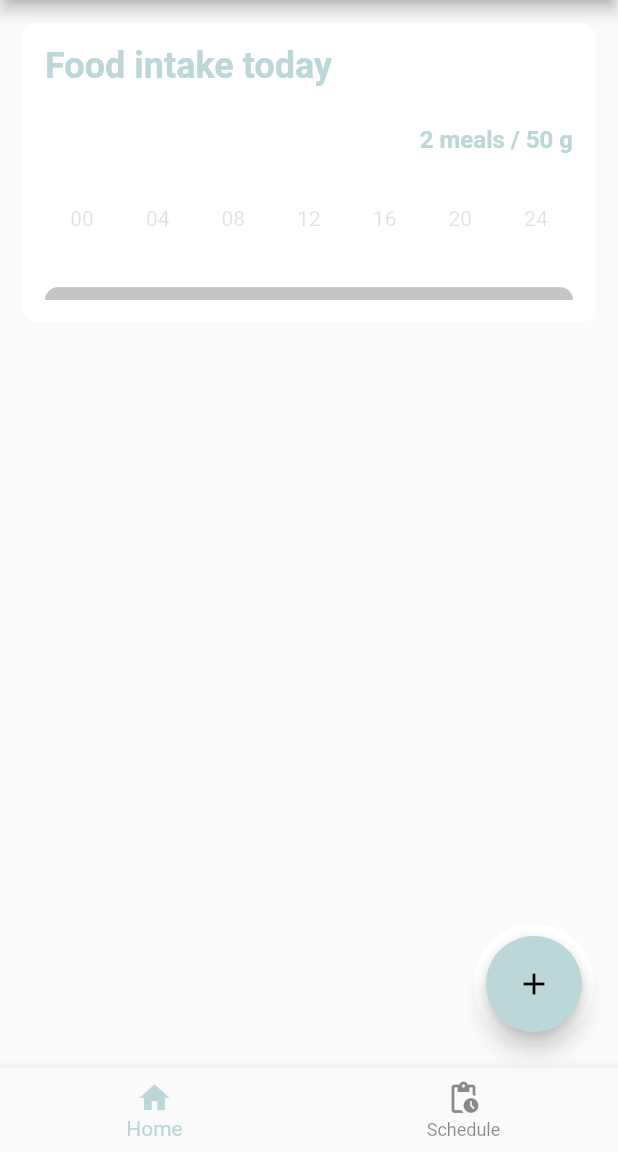
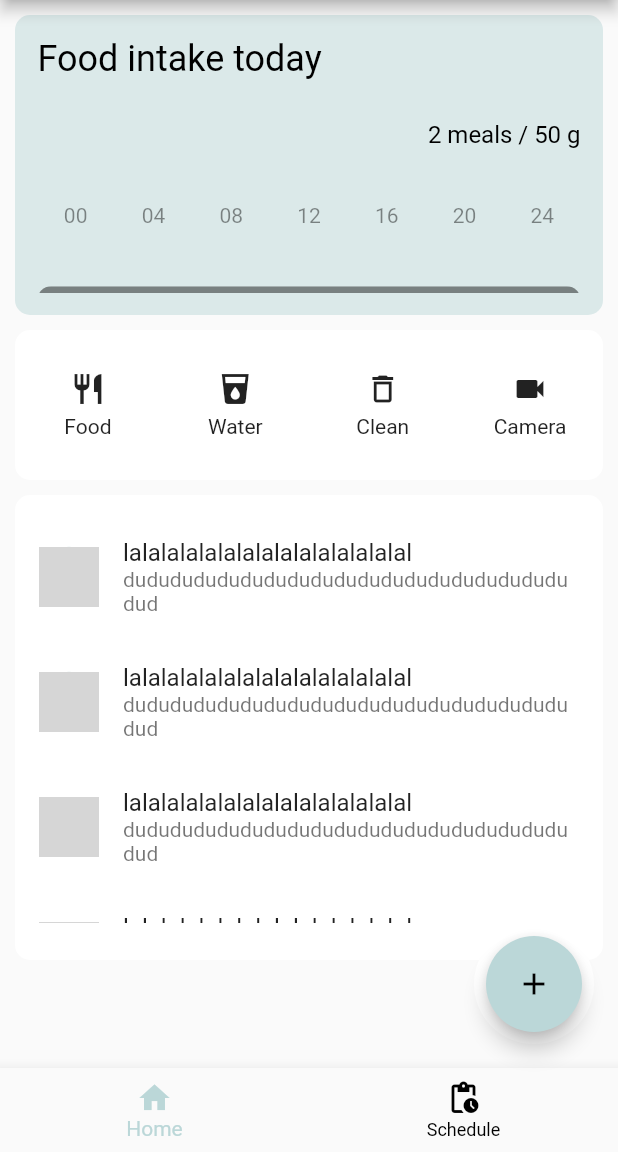
Before and after one commit to Zexuan2815250/Pet-Automatic-Feeder-APP, a Flutter app: the screen it shows after launch, on a phone screen of 412 x 824 dp, the part 84-1236 px from its top. Run offline on Flutter 3.47's test engine with Material 2 defaults, Android fonts, the phone set to English and light mode, and no system bars; grey boxes are pictures that could not be loaded.

Commit message:
change homepage

```diff
--- a/lib/pages/Tabs.dart
+++ b/lib/pages/Tabs.dart
@@ -85,7 +85,7 @@ class _TabsState extends State<Tabs> {
           });
         },
         selectedItemColor: Color.fromRGBO(187,215,216,1),
-        unselectedItemColor: Colors.black45,
+        unselectedItemColor: Colors.black,
         items: const [
           BottomNavigationBarItem(
             icon: Icon(Icons.home),
--- a/lib/pages/tabs/Home.dart
+++ b/lib/pages/tabs/Home.dart
@@ -13,9 +13,24 @@ class _HomePageState extends State<HomePage> {
     //   body:
     //   Record(),
     // );
+    return Column(
+      children: [
+        FoodIntakeCard(),
+        MenuCard(),
+        RecommendedReading(),
+      ],
+    );
+  }
+}
+
+class FoodIntakeCard extends StatelessWidget{
+  const FoodIntakeCard ({super.key});
+
+  @override
+  Widget build(BuildContext context) {
     return Container(
       alignment: Alignment.topLeft,
-      margin: EdgeInsets.all(15),
+      margin: EdgeInsets.all(10),
       padding: EdgeInsets.all(15),
       // color: Colors.white,
       height: 200,
@@ -24,7 +39,8 @@ class _HomePageState extends State<HomePage> {
         borderRadius: BorderRadius.all(Radius.circular(10)),
         boxShadow: [
           BoxShadow(
-            color: Colors.white,
+            // color: Colors.white,
+            color: Color.fromRGBO(187,215,216,0.5),
             // offset: Offset(5, 5),
           ),
         ],
@@ -40,9 +56,10 @@ class _HomePageState extends State<HomePage> {
           Text(
             "Food intake today",
             style: TextStyle(
-              color: Color.fromRGBO(187,215,216,1),
+              // color: Color.fromRGBO(187,215,216,1),
+              color: Colors.black,
               fontSize: 24,
-              fontWeight: FontWeight.bold,
+              // fontWeight: FontWeight.bold,
             ),
           ),
 
@@ -50,9 +67,10 @@ class _HomePageState extends State<HomePage> {
             "2 meals / 50 g",
             textAlign: TextAlign.right,
             style: TextStyle(
-              color: Color.fromRGBO(187,215,216,1),
+              // color: Color.fromRGBO(187,215,216,1),
+              color: Colors.black,
               fontSize: 16,
-              fontWeight: FontWeight.bold,
+              // fontWeight: FontWeight.bold,
             ),
           ),
 
@@ -64,13 +82,13 @@ class _HomePageState extends State<HomePage> {
               childAspectRatio: 1 / 0.5,
             ),
             children: [
-              Text("00", textAlign: TextAlign.center, style: TextStyle(color: Colors.black12,),),
-              Text("04", textAlign: TextAlign.center, style: TextStyle(color: Colors.black12,),),
-              Text("08", textAlign: TextAlign.center, style: TextStyle(color: Colors.black12,),),
-              Text("12", textAlign: TextAlign.center, style: TextStyle(color: Colors.black12,),),
-              Text("16", textAlign: TextAlign.center, style: TextStyle(color: Colors.black12,),),
-              Text("20", textAlign: TextAlign.center, style: TextStyle(color: Colors.black12,),),
-              Text("24", textAlign: TextAlign.center, style: TextStyle(color: Colors.black12,),),
+              Text("00", textAlign: TextAlign.center, style: TextStyle(color: Colors.black45,),),
+              Text("04", textAlign: TextAlign.center, style: TextStyle(color: Colors.black45,),),
+              Text("08", textAlign: TextAlign.center, style: TextStyle(color: Colors.black45,),),
+              Text("12", textAlign: TextAlign.center, style: TextStyle(color: Colors.black45,),),
+              Text("16", textAlign: TextAlign.center, style: TextStyle(color: Colors.black45,),),
+              Text("20", textAlign: TextAlign.center, style: TextStyle(color: Colors.black45,),),
+              Text("24", textAlign: TextAlign.center, style: TextStyle(color: Colors.black45,),),
             ],
           ),
 
@@ -91,49 +109,133 @@ class _HomePageState extends State<HomePage> {
                   borderRadius: BorderRadius.all(Radius.circular(10.0)),
                   child: LinearProgressIndicator(
                     value: 1.0,
-                    backgroundColor: Colors.black12,
-                    valueColor: AlwaysStoppedAnimation<Color>(Colors.black12),
+                    backgroundColor: Colors.black26,
+                    valueColor: AlwaysStoppedAnimation<Color>(Colors.black26),
                   ),
                 ),
               ),
             ],
           ),
-
-          // const SizedBox(
-          //   height: 0.01,
-          //   width: 1.0,
-          //   // 圆角矩形剪裁（`ClipRRect`）组件，使用圆角矩形剪辑其子项的组件。
-          //   child: ClipRRect(
-          //     // 边界半径（`borderRadius`）属性，圆角的边界半径。
-          //     borderRadius: BorderRadius.all(Radius.circular(10.0)),
-          //     child: LinearProgressIndicator(
-          //       value: 1.0,
-          //       backgroundColor: Colors.black12,
-          //       valueColor: AlwaysStoppedAnimation<Color>(Colors.black12),
-          //     ),
-          //   ),
-          // ),
-
-          // Expanded(
-          //   child: Container(
-          //     child: Text(
-          //       "0    4    8    12    16    20    24",
-          //       style: TextStyle(
-          //         color: Colors.black12,
-          //       ),
-          //     ),
-          //   )
-          // )
-
-          // Text(
-          //   "0    4    8    12    16    20    24",
-          //   textAlign: TextAlign.justify,
-          //   style: TextStyle(
-          //     color: Colors.black12,
-          //   ),
-          // ),
         ]
       ),
     );
   }
 }
+
+class MenuCard extends StatelessWidget{
+  const MenuCard ({super.key});
+
+  @override
+  Widget build(BuildContext context) {
+    return Container(
+      alignment: Alignment.topLeft,
+      margin: EdgeInsets.fromLTRB(10, 0, 10, 10),
+      padding: EdgeInsets.fromLTRB(0, 25, 0, 25),
+      // color: Colors.white,
+      height: 100,
+      width: MediaQuery.of(context).size.width,
+      decoration: const BoxDecoration(
+        borderRadius: BorderRadius.all(Radius.circular(10)),
+        boxShadow: [
+          BoxShadow(
+            color: Colors.white,
+            // offset: Offset(5, 5),
+          ),
+        ],
+      ),
+      child: GridView(
+        gridDelegate: const SliverGridDelegateWithFixedCrossAxisCount(
+          crossAxisCount: 4,
+          mainAxisSpacing: 2,
+          crossAxisSpacing: 1,
+          childAspectRatio: 1 / 0.3,
+        ),
+        children: [
+          Icon(Icons.restaurant),
+          Icon(Icons.local_drink),
+          Icon(Icons.delete_outline),
+          Icon(Icons.videocam),
+          Text("Food", textAlign: TextAlign.center,),
+          Text("Water", textAlign: TextAlign.center,),
+          Text("Clean", textAlign: TextAlign.center,),
+          Text("Camera", textAlign: TextAlign.center,),
+        ],
+      ),
+    );
+  }
+}
+
+class RecommendedReading extends StatelessWidget{
+  const RecommendedReading ({super.key});
+
+  @override
+  Widget build(BuildContext context) {
+    return Container(
+      alignment: Alignment.topLeft,
+      margin: EdgeInsets.fromLTRB(10, 0, 10, 10),
+      padding: EdgeInsets.fromLTRB(0, 25, 0, 25),
+      // color: Colors.white,
+      height: 310,
+      width: MediaQuery.of(context).size.width,
+      decoration: const BoxDecoration(
+        borderRadius: BorderRadius.all(Radius.circular(10)),
+        boxShadow: [
+          BoxShadow(
+            color: Colors.white,
+            // offset: Offset(5, 5),
+            ),
+          ],
+        ),
+        child: GridView(
+          gridDelegate: const SliverGridDelegateWithFixedCrossAxisCount(
+          crossAxisCount: 1,
+          mainAxisSpacing: 5,
+          crossAxisSpacing: 1,
+          childAspectRatio: 1 / 0.2,
+        ),
+        children: [
+          ListTile(
+            // leading: Images.assets('images/account.png'),
+            leading: CircleAvatar(
+              backgroundImage: AssetImage('images/account.png'), // no matter how big it is, it won't overflow
+            ),
+            title: Text("lalalalalalalalalalalalalalalal"),
+            subtitle: Text("dudududududududududududududududududududud"),
+          ),
+          ListTile(
+            // leading: Images.assets('images/account.png'),
+            leading: CircleAvatar(
+              backgroundImage: AssetImage('images/account.png'), // no matter how big it is, it won't overflow
+            ),
+            title: Text("lalalalalalalalalalalalalalalal"),
+            subtitle: Text("dudududududududududududududududududududud"),
+          ),
+          ListTile(
+            // leading: Images.assets('images/account.png'),
+            leading: CircleAvatar(
+              backgroundImage: AssetImage('images/account.png'), // no matter how big it is, it won't overflow
+            ),
+            title: Text("lalalalalalalalalalalalalalalal"),
+            subtitle: Text("dudududududududududududududududududududud"),
+          ),
+          ListTile(
+            // leading: Images.assets('images/account.png'),
+            leading: CircleAvatar(
+              backgroundImage: AssetImage('images/account.png'), // no matter how big it is, it won't overflow
+            ),
+            title: Text("lalalalalalalalalalalalalalalal"),
+            subtitle: Text("dudududududududududududududududududududud"),
+          ),
+          ListTile(
+            // leading: Images.assets('images/account.png'),
+            leading: CircleAvatar(
+              backgroundImage: AssetImage('images/account.png'), // no matter how big it is, it won't overflow
+            ),
+            title: Text("lalalalalalalalalalalalalalalal"),
+            subtitle: Text("dudududududududududududududududududududud"),
+          )
+        ],
+      )
+    );
+  }
+}
```
